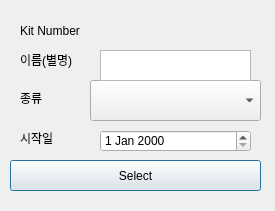
addinedu-ros-8th/iot-repo-6, file GUI/userKitRentalDetail.ui: the form before one commit.
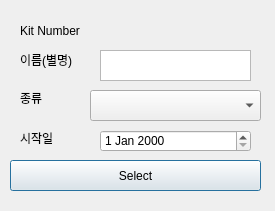
The form after the commit.

What changed in the file:
```diff
--- a/GUI/userKitRentalDetail.ui
+++ b/GUI/userKitRentalDetail.ui
@@ -43,9 +43,9 @@
    <property name="geometry">
     <rect>
      <x>90</x>
-     <y>80</y>
+     <y>90</y>
      <width>171</width>
-     <height>41</height>
+     <height>31</height>
     </rect>
    </property>
   </widget>
```
Left out of the diff: 2 changed lines with no effect on the pictures.
